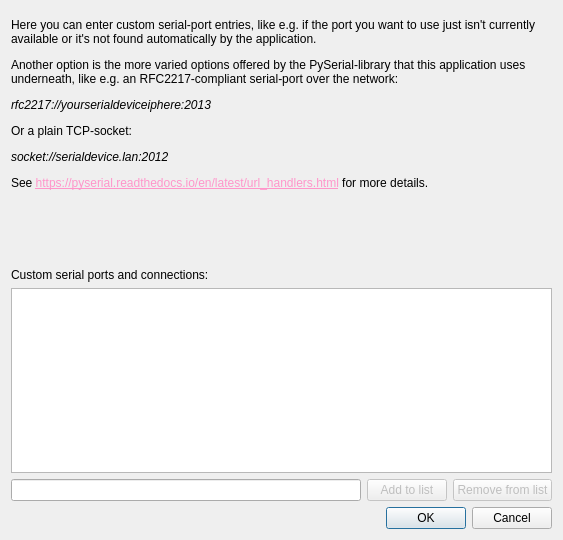
First picture: the form in src/psucontrol/preferencesDialog.ui, repository WereCatf/psucontrol, before the edit.
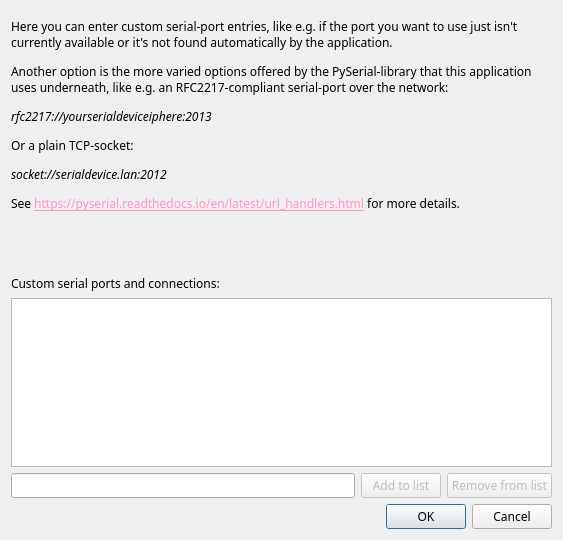
Second picture: the form after the edit. Icons and pictures are not drawn.

Commit message: chore: use the embedded Noto Sans for consistency

Patch:
```diff
--- a/src/psucontrol/preferencesDialog.ui
+++ b/src/psucontrol/preferencesDialog.ui
@@ -22,6 +22,11 @@
     <height>540</height>
    </size>
   </property>
+  <property name="font">
+   <font>
+    <family>Noto Sans</family>
+   </font>
+  </property>
   <property name="windowTitle">
    <string>Preferences</string>
   </property>
```
The commit also changes 15 other files.
